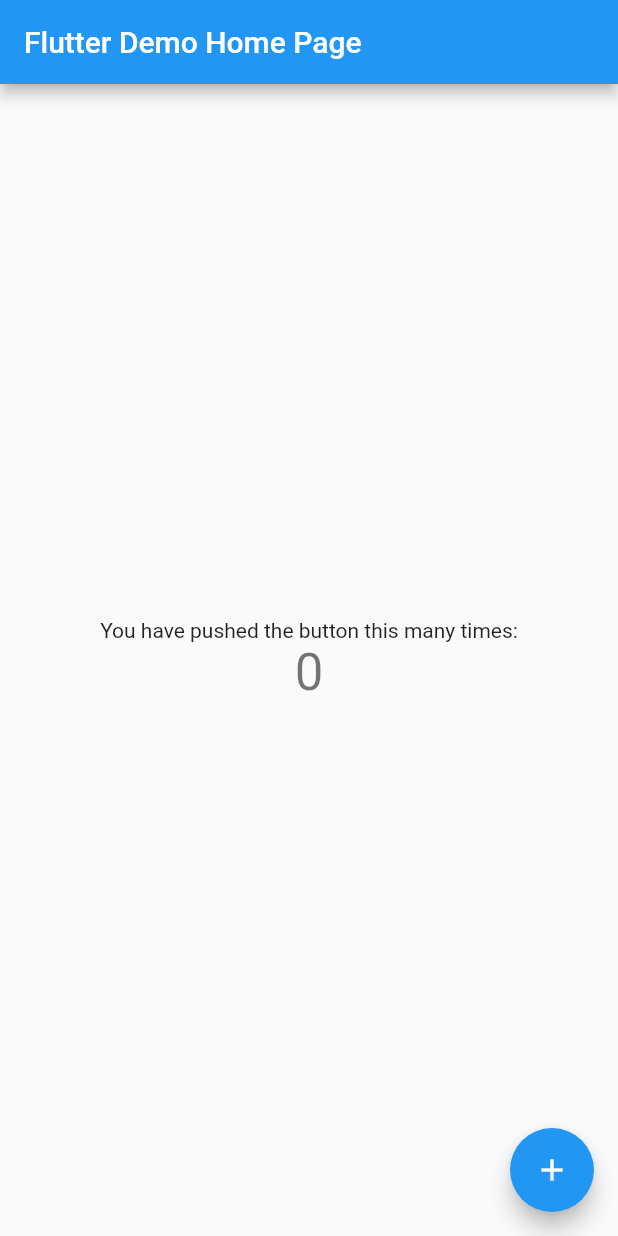
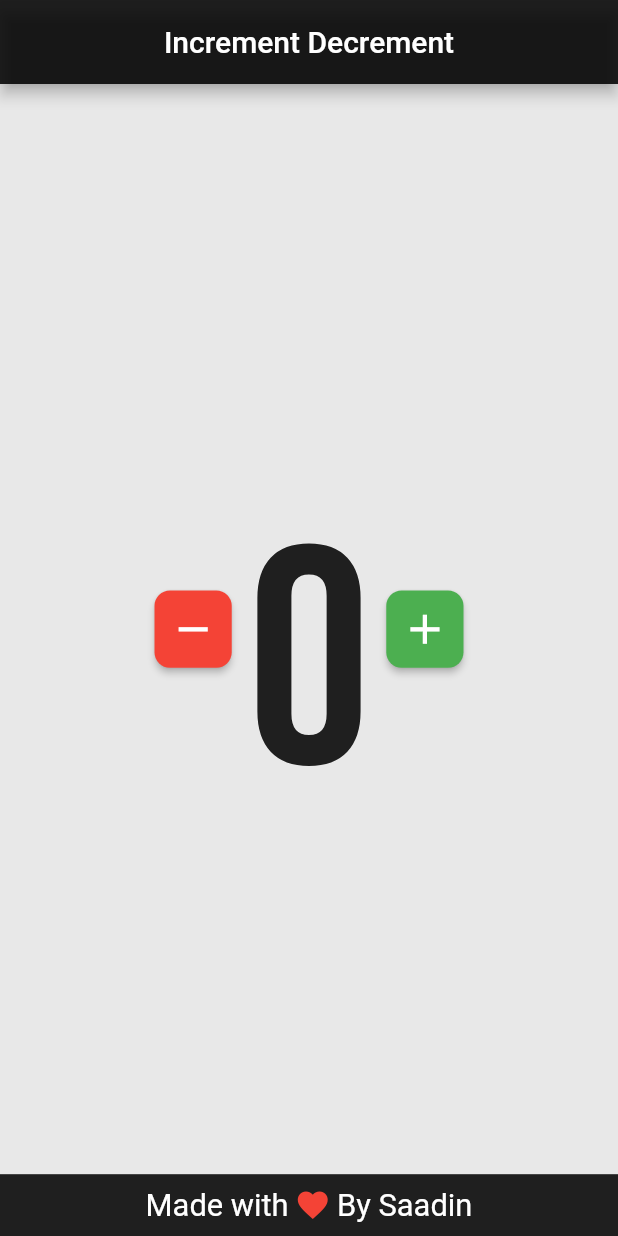
Before and after one commit to HyphenSaad/simple_increment_decrement_app_flutter, a Flutter app: the screen it shows after launch, on a phone screen of 412 x 824 dp. Run offline on Flutter 3.47's test engine with Material 2 defaults, Android fonts, the phone set to English and light mode, and no system bars.

Commit message:
initial commit

```diff
--- /dev/null
+++ b/lib/application.dart
@@ -0,0 +1,30 @@
+import 'package:flutter/material.dart';
+import 'footer.dart';
+import 'incrementDecrement.dart';
+
+class Application extends StatelessWidget {
+  @override
+  Widget build(BuildContext context) {
+    return MaterialApp(
+      debugShowCheckedModeBanner: false,
+      title: "Increment Decrement Application",
+      home: SafeArea(
+        child: Scaffold(
+          backgroundColor: Color(0xffe8e8e8),
+          appBar: AppBar(
+            title: Text(
+              "Increment Decrement",
+              style: TextStyle(
+                color: Colors.white,
+              ),
+            ),
+            centerTitle: true,
+            backgroundColor: Colors.black87,
+          ),
+          body: IncrementDecrement(),
+          bottomNavigationBar: Footer(),
+        ),
+      ),
+    );
+  }
+}
--- /dev/null
+++ b/lib/footer.dart
@@ -0,0 +1,41 @@
+import 'package:flutter/material.dart';
+
+class Footer extends StatelessWidget {
+  @override
+  Widget build(BuildContext context) {
+    return Container(
+      width: MediaQuery.of(context).size.width,
+      height: MediaQuery.of(context).size.width * 0.1,
+      child: Row(
+        mainAxisAlignment: MainAxisAlignment.center,
+        children: <Widget>[
+          Text(
+            "Made with",
+            style: TextStyle(
+              color: Colors.white,
+              fontSize: MediaQuery.of(context).size.width * 0.05,
+            ),
+          ),
+          SizedBox(
+            width: MediaQuery.of(context).size.width * 0.01,
+          ),
+          Icon(
+            Icons.favorite,
+            color: Colors.red,
+          ),
+          SizedBox(
+            width: MediaQuery.of(context).size.width * 0.01,
+          ),
+          Text(
+            "By Saadin",
+            style: TextStyle(
+              color: Colors.white,
+              fontSize: MediaQuery.of(context).size.width * 0.05,
+            ),
+          ),
+        ],
+      ),
+      color: Colors.black87,
+    );
+  }
+}
--- /dev/null
+++ b/lib/incrementDecrement.dart
@@ -0,0 +1,87 @@
+import 'package:flutter/material.dart';
+
+class IncrementDecrement extends StatefulWidget {
+  @override
+  State<IncrementDecrement> createState() => _IncrementDecrement();
+}
+
+class _IncrementDecrement extends State<IncrementDecrement> {
+  int _value = 0;
+
+  Widget createButton(
+    VoidCallback function,
+    Color color,
+    IconData icon,
+    double deviceWidth,
+  ) {
+    return SizedBox(
+      height: deviceWidth * 0.5,
+      child: Center(
+        child: ConstrainedBox(
+          constraints: BoxConstraints.tightFor(
+            width: MediaQuery.of(context).size.width * 0.125,
+            height: MediaQuery.of(context).size.width * 0.125,
+          ),
+          child: ElevatedButton(
+            onPressed: function,
+            style: ElevatedButton.styleFrom(
+              primary: color,
+              padding: EdgeInsets.all(0),
+              shape: RoundedRectangleBorder(
+                borderRadius: BorderRadius.all(
+                  Radius.circular(deviceWidth * 0.025),
+                ),
+              ),
+            ),
+            child: Icon(
+              icon,
+              size: deviceWidth * 0.08,
+            ),
+          ),
+        ),
+      ),
+    );
+  }
+
+  Widget counterDisplay(double deviceWidth) {
+    return SizedBox(
+      height: deviceWidth * 0.465,
+      child: Center(
+        child: Text(
+          this._value.toString(),
+          style: TextStyle(
+            fontSize: deviceWidth * 0.5,
+            fontFamily: 'Saadin',
+          ),
+        ),
+      ),
+    );
+  }
+
+  @override
+  Widget build(BuildContext context) {
+    double deviceWidth = MediaQuery.of(context).size.width;
+    return Center(
+      child: Row(
+        mainAxisAlignment: MainAxisAlignment.center,
+        children: <Widget>[
+          createButton(
+            () => setState(() => this._value -= 1),
+            Colors.red,
+            Icons.remove,
+            deviceWidth,
+          ),
+          SizedBox(width: deviceWidth * 0.025),
+          counterDisplay(deviceWidth),
+          SizedBox(width: deviceWidth * 0.025),
+          createButton(
+            () => setState(() => this._value += 1),
+            Colors.green,
+            Icons.add,
+            deviceWidth,
+          ),
+        ],
+      ),
+    );
+  }
+}
--- a/lib/main.dart
+++ b/lib/main.dart
@@ -1,113 +1,4 @@
 import 'package:flutter/material.dart';
+import 'application.dart';
 
-void main() {
-  runApp(MyApp());
-}
-
-class MyApp extends StatelessWidget {
-  // This widget is the root of your application.
-  @override
-  Widget build(BuildContext context) {
-    return MaterialApp(
-      title: 'Flutter Demo',
-      theme: ThemeData(
-        // This is the theme of your application.
-        //
-        // Try running your application with "flutter run". You'll see the
-        // application has a blue toolbar. Then, without quitting the app, try
-        // changing the primarySwatch below to Colors.green and then invoke
-        // "hot reload" (press "r" in the console where you ran "flutter run",
-        // or simply save your changes to "hot reload" in a Flutter IDE).
-        // Notice that the counter didn't reset back to zero; the application
-        // is not restarted.
-        primarySwatch: Colors.blue,
-      ),
-      home: MyHomePage(title: 'Flutter Demo Home Page'),
-    );
-  }
-}
-
-class MyHomePage extends StatefulWidget {
-  MyHomePage({Key? key, required this.title}) : super(key: key);
-
-  // This widget is the home page of your application. It is stateful, meaning
-  // that it has a State object (defined below) that contains fields that affect
-  // how it looks.
-
-  // This class is the configuration for the state. It holds the values (in this
-  // case the title) provided by the parent (in this case the App widget) and
-  // used by the build method of the State. Fields in a Widget subclass are
-  // always marked "final".
-
-  final String title;
-
-  @override
-  _MyHomePageState createState() => _MyHomePageState();
-}
-
-class _MyHomePageState extends State<MyHomePage> {
-  int _counter = 0;
-
-  void _incrementCounter() {
-    setState(() {
-      // This call to setState tells the Flutter framework that something has
-      // changed in this State, which causes it to rerun the build method below
-      // so that the display can reflect the updated values. If we changed
-      // _counter without calling setState(), then the build method would not be
-      // called again, and so nothing would appear to happen.
-      _counter++;
-    });
-  }
-
-  @override
-  Widget build(BuildContext context) {
-    // This method is rerun every time setState is called, for instance as done
-    // by the _incrementCounter method above.
-    //
-    // The Flutter framework has been optimized to make rerunning build methods
-    // fast, so that you can just rebuild anything that needs updating rather
-    // than having to individually change instances of widgets.
-    return Scaffold(
-      appBar: AppBar(
-        // Here we take the value from the MyHomePage object that was created by
-        // the App.build method, and use it to set our appbar title.
-        title: Text(widget.title),
-      ),
-      body: Center(
-        // Center is a layout widget. It takes a single child and positions it
-        // in the middle of the parent.
-        child: Column(
-          // Column is also a layout widget. It takes a list of children and
-          // arranges them vertically. By default, it sizes itself to fit its
-          // children horizontally, and tries to be as tall as its parent.
-          //
-          // Invoke "debug painting" (press "p" in the console, choose the
-          // "Toggle Debug Paint" action from the Flutter Inspector in Android
-          // Studio, or the "Toggle Debug Paint" command in Visual Studio Code)
-          // to see the wireframe for each widget.
-          //
-          // Column has various properties to control how it sizes itself and
-          // how it positions its children. Here we use mainAxisAlignment to
-          // center the children vertically; the main axis here is the vertical
-          // axis because Columns are vertical (the cross axis would be
-          // horizontal).
-          mainAxisAlignment: MainAxisAlignment.center,
-          children: <Widget>[
-            Text(
-              'You have pushed the button this many times:',
-            ),
-            Text(
-              '$_counter',
-              style: Theme.of(context).textTheme.headline4,
-            ),
-          ],
-        ),
-      ),
-      floatingActionButton: FloatingActionButton(
-        onPressed: _incrementCounter,
-        tooltip: 'Increment',
-        child: Icon(Icons.add),
-      ), // This trailing comma makes auto-formatting nicer for build methods.
-    );
-  }
-}
+void main() => runApp(Application());
```
Also changed, not shown: pubspec.yaml (+6 -56 lines), fonts/BebasNeueRegular.ttf (added), 7 other files.
